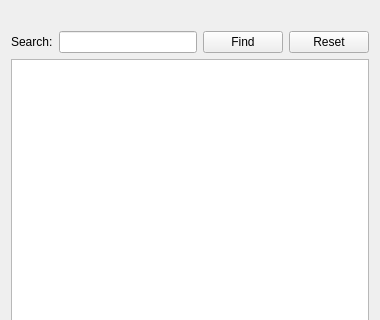
Above: GeneralsMD/Code/Tools/WorldBuilder/qt/panels/WBQtTerrainModalDialog.ui from triatomic/worldbuilderQT before the change; both pictures show x 0 to 380 and y 0 to 320 of the 380 by 560 pixel window. Below: the same form after it.
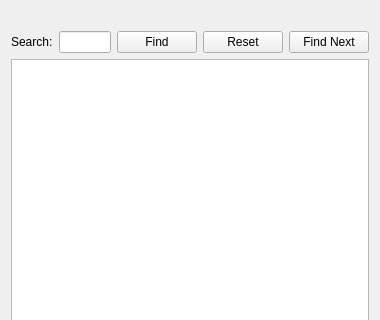
That is the form after the change.

Commit message: WorldBuilder: "Find Next" to cycle close name matches in the Replace Missing dialogs

```diff
--- a/GeneralsMD/Code/Tools/WorldBuilder/qt/panels/WBQtTerrainModalDialog.ui
+++ b/GeneralsMD/Code/Tools/WorldBuilder/qt/panels/WBQtTerrainModalDialog.ui
@@ -19,7 +19,7 @@
    </item>
    <item>
     <widget class="QWidget" name="searchRow" native="true">
-     <layout class="QHBoxLayout" name="searchLay" stretch="0,1,0,0">
+     <layout class="QHBoxLayout" name="searchLay" stretch="0,1,0,0,0">
       <property name="leftMargin">
        <number>0</number>
       </property>
@@ -62,6 +62,16 @@
         </property>
        </widget>
       </item>
+      <item>
+       <widget class="QPushButton" name="findNextButton">
+        <property name="text">
+         <string>Find Next</string>
+        </property>
+        <property name="autoDefault">
+         <bool>false</bool>
+        </property>
+       </widget>
+      </item>
      </layout>
     </widget>
    </item>
```
The commit also changes 6 other files.
